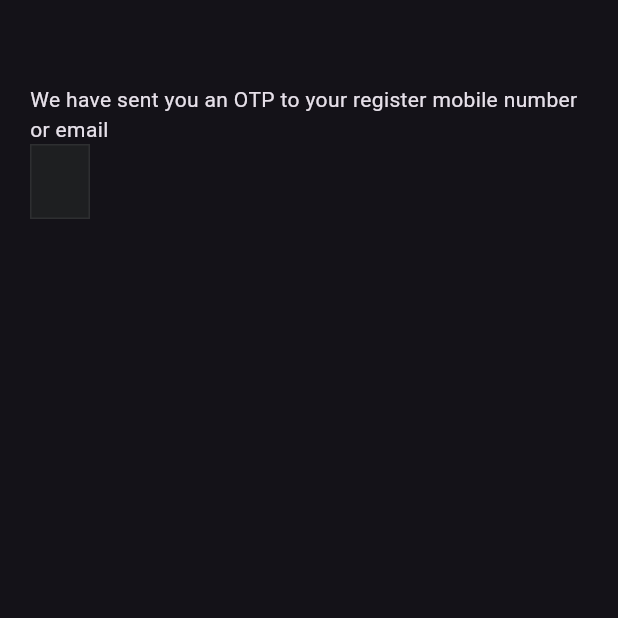
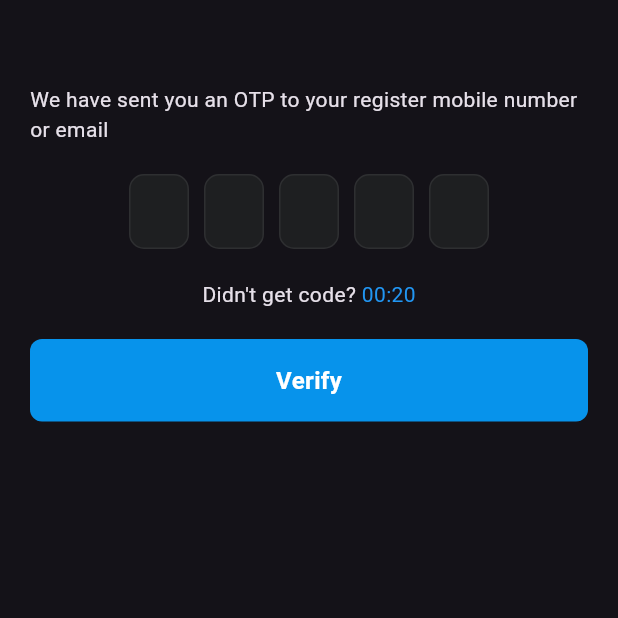
Before and after one commit to MahirUddinn/custom_otp_page, a Flutter app: the first screen one second after launch, on a phone screen of 412 x 824 dp, the top half of it. Run offline on Flutter 3.47's test engine with Material 3 defaults, Android fonts, the phone set to English and light mode, and no system bars; our stand-ins replace flutter_bloc.

Commit message:
added resend and verify widget

```diff
--- /dev/null
+++ b/devtools_options.yaml
@@ -0,0 +1,3 @@
+description: This file stores settings for Dart & Flutter DevTools.
+documentation: https://docs.flutter.dev/tools/devtools/extensions#configure-extension-enablement-states
+extensions:
--- a/lib/custom_otp.dart
+++ b/lib/custom_otp.dart
@@ -1,13 +1,20 @@
+import 'package:custom_otp/presentation/bloc/otp_cubit/otp_cubit.dart';
 import 'package:custom_otp/presentation/screen/otp_screen.dart';
 import 'package:flutter/material.dart';
+import 'package:flutter_bloc/flutter_bloc.dart';
+
 class CustomOtp extends StatelessWidget {
   const CustomOtp({super.key});
+
   @override
   Widget build(BuildContext context) {
     return MaterialApp(
-        darkTheme: ThemeData.dark(),
-        themeMode: ThemeMode.dark,
-      home: OtpScreen(otpInfo: Text("We have sent you an OTP to your register mobile number or email"),),
+      darkTheme: ThemeData.dark(),
+      themeMode: ThemeMode.dark,
+      home: BlocProvider(
+        create: (context) => OtpCubit(),
+        child: OtpScreen(),
+      ),
     );
   }
 }
--- /dev/null
+++ b/lib/presentation/bloc/otp_cubit/otp_cubit.dart
@@ -0,0 +1,11 @@
+import 'package:flutter_bloc/flutter_bloc.dart';
+
+part 'otp_state.dart';
+
+class OtpCubit extends Cubit<OtpState> {
+  OtpCubit() : super(OtpState(otpCode: ""));
+
+  void updateOtp(String otp) {
+    emit(state.copyWith(otpCode: otp));
+  }
+}
--- /dev/null
+++ b/lib/presentation/bloc/otp_cubit/otp_state.dart
@@ -0,0 +1,11 @@
+part of 'otp_cubit.dart';
+
+class OtpState {
+  final String otpCode;
+
+  OtpState({required this.otpCode});
+
+  OtpState copyWith({String? otpCode}) {
+    return OtpState(otpCode: this.otpCode);
+  }
+}
--- a/lib/presentation/screen/otp_screen.dart
+++ b/lib/presentation/screen/otp_screen.dart
@@ -1,10 +1,12 @@
+import 'package:custom_otp/presentation/bloc/otp_cubit/otp_cubit.dart';
 import 'package:custom_otp/presentation/screen/widget/otp_field.dart';
+import 'package:custom_otp/presentation/screen/widget/otp_resend.dart';
+import 'package:custom_otp/presentation/screen/widget/otp_verify.dart';
 import 'package:flutter/material.dart';
+import 'package:flutter_bloc/flutter_bloc.dart';
 
 class OtpScreen extends StatefulWidget {
-  const OtpScreen({super.key, required this.otpInfo});
-
-  final Widget otpInfo;
+  const OtpScreen({super.key});
 
   @override
   State<OtpScreen> createState() => _OtpScreenState();
@@ -15,16 +17,36 @@ class _OtpScreenState extends State<OtpScreen> {
   Widget build(BuildContext context) {
     return Scaffold(
       appBar: AppBar(),
-      body: SafeArea(child: Container(
-        margin: EdgeInsets.symmetric(horizontal: 20),
-        child: Column(
-          children: [
-            widget.otpInfo,
-            OtpField()
-          ],
+      body: SafeArea(
+        child: Container(
+          margin: EdgeInsets.symmetric(horizontal: 20),
+          child: Column(
+            children: [
+              Text(
+                "We have sent you an OTP to your register mobile number or email",
+              ),
+              SizedBox(height: 20),
+              OtpField(
+                onCompleted: () {
+                  print("complete");
+                },
+              ),
+              SizedBox(height: 20),
+              OtpResend(initialSeconds: 20, onResend: () {}),
+              SizedBox(height: 20),
+              BlocBuilder<OtpCubit, OtpState>(
+                builder: (context, state) {
+                  return OtpVerify(
+                    onVerify: () {
+                      print(state.otpCode);
+                    },
+                  );
+                },
+              ),
+            ],
+          ),
         ),
-      )),
-
+      ),
     );
   }
 }
--- a/lib/presentation/screen/widget/otp_field.dart
+++ b/lib/presentation/screen/widget/otp_field.dart
@@ -1,21 +1,74 @@
+import 'package:custom_otp/presentation/bloc/otp_cubit/otp_cubit.dart';
 import 'package:flutter/material.dart';
+import 'package:flutter_bloc/flutter_bloc.dart';
 
-class OtpField extends StatelessWidget {
-  const OtpField({super.key});
+class OtpField extends StatefulWidget {
+  const OtpField({super.key, required this.onCompleted});
+
+  final VoidCallback onCompleted;
+
+  @override
+  State<OtpField> createState() => _OtpFieldState();
+}
+
+class _OtpFieldState extends State<OtpField> {
+  final int length = 5;
+  late List<TextEditingController> controllers;
+
+  @override
+  void initState() {
+    super.initState();
+    controllers = List.generate(length, (e) {
+      return TextEditingController();
+    });
+  }
+
+  @override
+  void dispose() {
+    for (var c in controllers) {
+      c.dispose();
+    }
+    super.dispose();
+  }
 
   @override
   Widget build(BuildContext context) {
     return Row(
-      children: [
-        Container(
+      mainAxisAlignment: MainAxisAlignment.center,
+      children: List.generate(length, (index) {
+        return fieldInstance(index, context);
+      }),
+    );
+  }
+
+  Widget fieldInstance(int index, BuildContext context) {
+    return Container(
       height: 50,
       width: 40,
+      margin: EdgeInsets.symmetric(horizontal: 5),
+
       decoration: BoxDecoration(
         color: Color(0xFF1E1F21),
-            border: BoxBorder.all(color: Color(0xFF2E2F31))
+        border: Border.all(color: Color(0xFF2E2F31)),
+        borderRadius: BorderRadius.circular(10),
       ),
+
+      child: TextField(
+        controller: controllers[index],
+        textAlign: TextAlign.center,
+        keyboardType: TextInputType.number,
+        maxLength: 1,
+        style: TextStyle(color: Colors.white),
+        decoration: InputDecoration(counterText: "", border: InputBorder.none),
+        onChanged: (value) {
+          String otp = controllers.map((c) => c.text).join();
+          print(otp.trim().length);
+          if(otp.trim().length <= 5){
+            widget.onCompleted;
+          }
+          context.read<OtpCubit>().updateOtp(otp);
+        },
       ),
-      ],
     );
   }
 }
--- /dev/null
+++ b/lib/presentation/screen/widget/otp_resend.dart
@@ -0,0 +1,90 @@
+import 'dart:async';
+import 'package:flutter/material.dart';
+
+class OtpResend extends StatefulWidget {
+  final int initialSeconds;
+  final VoidCallback onResend;
+
+  const OtpResend({
+    super.key,
+    required this.initialSeconds,
+    required this.onResend,
+  });
+
+  @override
+  State<OtpResend> createState() => _OtpResendState();
+}
+
+class _OtpResendState extends State<OtpResend> {
+  late Timer _timer;
+  late int _secondsRemaining;
+
+  @override
+  void initState() {
+    super.initState();
+    _secondsRemaining = widget.initialSeconds;
+    startTimer();
+  }
+
+  void startTimer() {
+    setState(() {
+      _secondsRemaining = widget.initialSeconds;
+    });
+
+    const oneSec = Duration(seconds: 1);
+    _timer = Timer.periodic(oneSec, (Timer timer) {
+      if (_secondsRemaining == 0) {
+        setState(() {
+          timer.cancel();
+        });
+      } else {
+        setState(() {
+          _secondsRemaining--;
+        });
+      }
+    });
+  }
+
+  String _formatTime(int seconds) {
+    int minutes = seconds ~/ 60;
+    int remainingSeconds = seconds % 60;
+
+    String minutesStr = minutes.toString().padLeft(2, '0');
+    String secondsStr = remainingSeconds.toString().padLeft(2, '0');
+
+    return "$minutesStr:$secondsStr";
+  }
+
+  void resendPressed() {
+    startTimer();
+    widget.onResend();
+  }
+
+  @override
+  void dispose() {
+    if (_timer.isActive) _timer.cancel();
+    super.dispose();
+  }
+
+  @override
+  Widget build(BuildContext context) {
+    return Row(
+      mainAxisAlignment: MainAxisAlignment.center,
+      children: [
+        const Text("Didn't get code? "),
+        _secondsRemaining == 0
+            ? GestureDetector(
+                onTap: resendPressed,
+                child: Text(
+                  "Resend Now",
+                  style: const TextStyle(color: Colors.blue),
+                ),
+              )
+            : Text(
+                _formatTime(_secondsRemaining),
+                style: const TextStyle(color: Colors.blue),
+              ),
+      ],
+    );
+  }
+}
--- /dev/null
+++ b/lib/presentation/screen/widget/otp_verify.dart
@@ -0,0 +1,31 @@
+import 'package:flutter/material.dart';
+
+class OtpVerify extends StatelessWidget {
+  const OtpVerify({super.key, required this.onVerify});
+
+  final VoidCallback onVerify;
+
+  @override
+  Widget build(BuildContext context) {
+    return InkWell(
+      onTap: onVerify,
+      child: Container(
+        padding: const EdgeInsets.all(16),
+        decoration: BoxDecoration(
+          color: const Color(0xFF0793EB),
+          borderRadius: BorderRadius.circular(8),
+        ),
+        child: Center(
+          child: Text(
+            "Verify",
+            style: TextStyle(
+              color: Colors.white,
+              fontWeight: FontWeight.bold,
+              fontSize: 16,
+            ),
+          ),
+        ),
+      ),
+    );
+  }
+}
--- a/pubspec.yaml
+++ b/pubspec.yaml
@@ -34,6 +34,7 @@ dependencies:
   # The following adds the Cupertino Icons font to your application.
   # Use with the CupertinoIcons class for iOS style icons.
   cupertino_icons: ^1.0.8
+  flutter_bloc: ^9.1.1
 
 dev_dependencies:
   flutter_test:
```
Also changed, not shown: pubspec.lock. Lines whose indentation alone changed are shown as unchanged.
